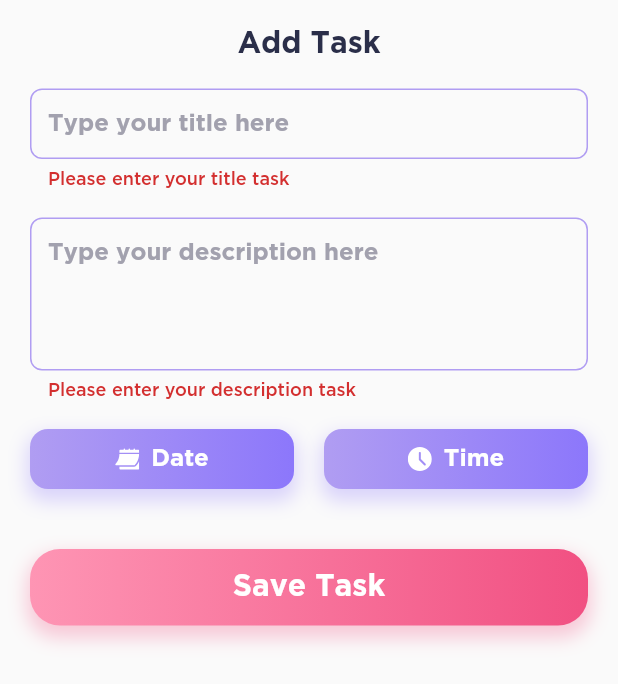
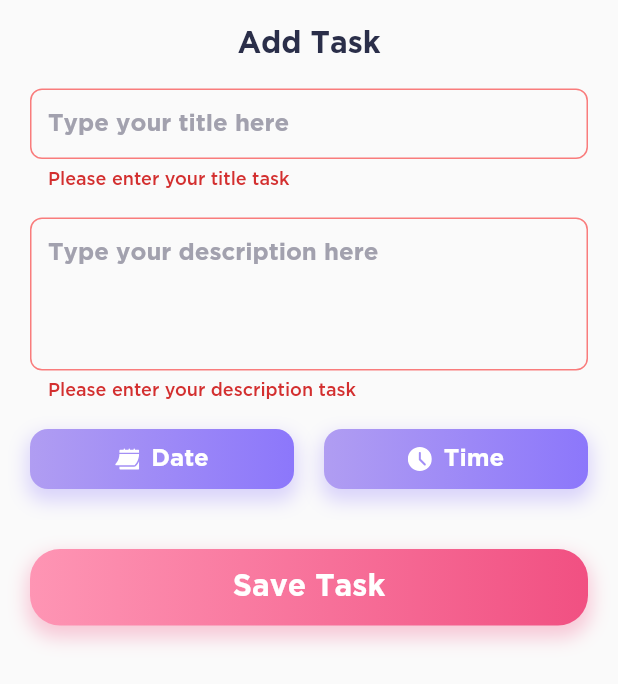
Before and after one commit to Adithya-13/Flutask, a Flutter app: the AddTaskSheet widget shown alone on an empty page, opened directly, after a tap on "Save Task", on a phone screen of 412 x 824 dp. Shown: the top 684 px of the screen. Run offline on Flutter 3.47's test engine with Material 2 defaults, Android fonts, the phone set to English and light mode, and no system bars; our stand-ins replace auto_size_text, bloc, carousel_slider, equatable, flutter_bloc, flutter_svg and 4 more; accounts and stored records are empty; generated files the repository leaves out were written again.

Commit message:
error border

```diff
--- a/lib/presentation/pages/dashboard_page.dart
+++ b/lib/presentation/pages/dashboard_page.dart
@@ -338,8 +338,8 @@ class _DashboardPageState extends State<DashboardPage> {
                     padding: EdgeInsets.all(8),
                     decoration: BoxDecoration(
                       color: (item.isCompleted
-                              ? AppTheme.completedColor
-                              : AppTheme.uncompletedColor)
+                              ? AppTheme.greenPastel
+                              : AppTheme.redPastel)
                           .withOpacity(0.2),
                       borderRadius: BorderRadius.circular(8),
                     ),
--- a/lib/presentation/utils/app_theme.dart
+++ b/lib/presentation/utils/app_theme.dart
@@ -98,8 +98,9 @@ class AppTheme {
 
   static const Color scaffoldColor = Color(0xFFFBFAFF);
 
-  static const Color completedColor = Color(0xFF90F0B3);
-  static const Color uncompletedColor = Color(0xFFF97C7C);
+  static const Color greenPastel = Color(0xFF90F0B3);
+  static const Color redPastel = Color(0xFFF97C7C);
+  static const Color redDarkPastel = Color(0xFFC23A22);
 
   static const TextStyle headline1 = TextStyle(
     fontSize: 28,
@@ -154,6 +155,16 @@ class AppTheme {
     BorderSide(color: AppTheme.cornflowerBlue),
   );
 
+  static OutlineInputBorder errorBorder = OutlineInputBorder(
+    borderRadius: BorderRadius.circular(8),
+    borderSide: BorderSide(color: AppTheme.redPastel),
+  );
+
+  static OutlineInputBorder focusedErrorBorder = OutlineInputBorder(
+    borderRadius: BorderRadius.circular(8),
+    borderSide: BorderSide(color: AppTheme.redDarkPastel),
+  );
+
   static List<BoxShadow> getShadow(Color color) {
     return [
       BoxShadow(
--- a/lib/presentation/widgets/add_task_sheet.dart
+++ b/lib/presentation/widgets/add_task_sheet.dart
@@ -150,7 +150,8 @@ class _AddTaskSheetState extends State<AddTaskSheet> {
                                 decoration: InputDecoration(
                                   enabledBorder: AppTheme.enabledBorder,
                                   focusedBorder: AppTheme.focusedBorder,
-                                  errorBorder: AppTheme.enabledBorder,
+                                  errorBorder: AppTheme.errorBorder,
+                                  focusedErrorBorder: AppTheme.focusedErrorBorder,
                                   isDense: true,
                                   hintText: 'Type your title here',
                                   hintStyle: AppTheme.text1,
@@ -169,7 +170,8 @@ class _AddTaskSheetState extends State<AddTaskSheet> {
                                 decoration: InputDecoration(
                                   enabledBorder: AppTheme.enabledBorder,
                                   focusedBorder: AppTheme.focusedBorder,
-                                  errorBorder: AppTheme.enabledBorder,
+                                  errorBorder: AppTheme.errorBorder,
+                                  focusedErrorBorder: AppTheme.focusedErrorBorder,
                                   isDense: true,
                                   hintText: 'Type your description here',
                                   hintStyle: AppTheme.text1,
@@ -216,7 +218,8 @@ class _AddTaskSheetState extends State<AddTaskSheet> {
                                       decoration: InputDecoration(
                                         enabledBorder: AppTheme.enabledBorder,
                                         focusedBorder: AppTheme.focusedBorder,
-                                        errorBorder: AppTheme.enabledBorder,
+                                        errorBorder: AppTheme.errorBorder,
+                                        focusedErrorBorder: AppTheme.focusedErrorBorder,
                                         isDense: true,
                                         hintText: 'Choose Category',
                                         hintStyle: AppTheme.text1,
```
Also changed, not shown: 1 other file.
